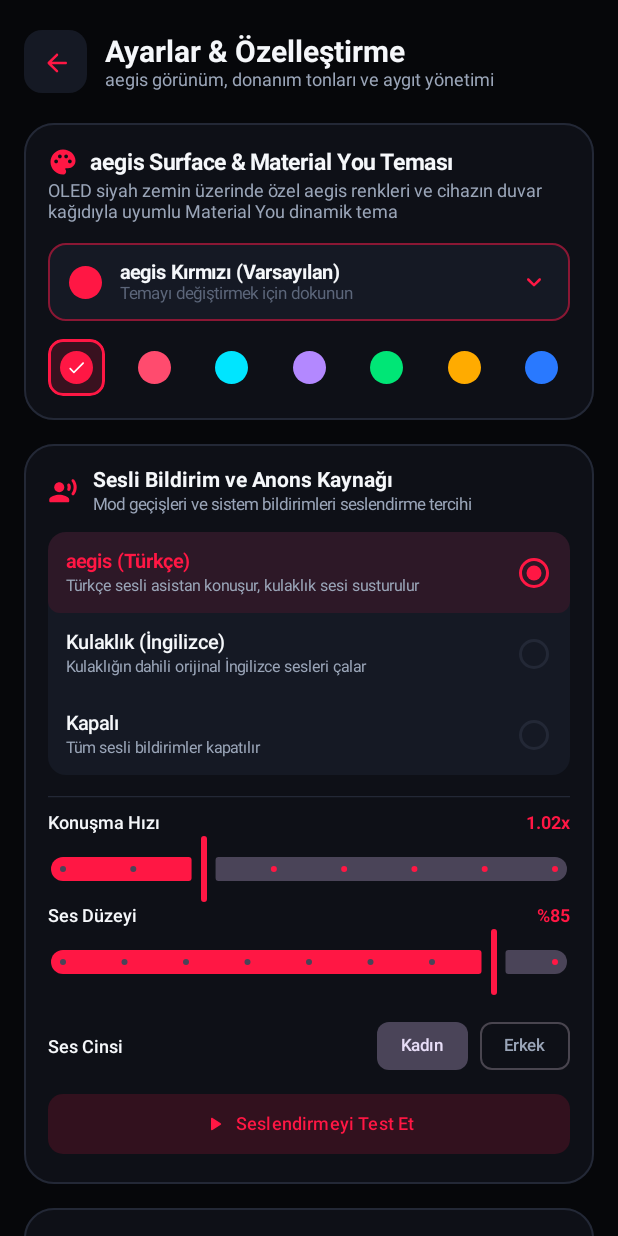
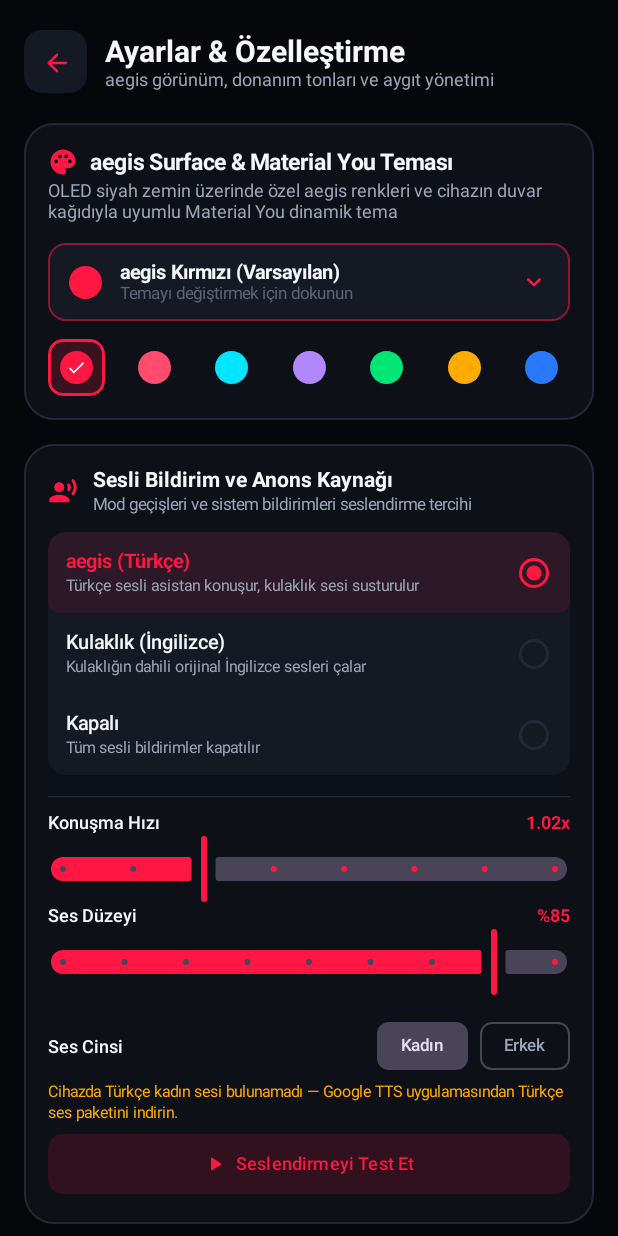
Before and after one commit to MrSpy00/QCYbutMOD, an Android app built with Jetpack Compose: the SettingsScreen screen opened through its navigation route, after a tap on "Kadın", on a phone screen of 412 x 824 dp. Run offline under Robolectric (Android 15) with nearby library versions, the phone set to English and light mode, and no system bars.

Commit message:
feat: female voice inventory check + settings warning, aegislogger voice log

```diff
--- a/app/src/main/java/com/aegissoft/qcybutmod/core/audio/AegisVoiceAssistant.kt
+++ b/app/src/main/java/com/aegissoft/qcybutmod/core/audio/AegisVoiceAssistant.kt
@@ -11,6 +11,7 @@ import android.os.Looper
 import android.speech.tts.TextToSpeech
 import android.speech.tts.UtteranceProgressListener
 import android.util.Log
+import com.aegissoft.qcybutmod.core.utils.AegisLogger
 import java.util.Locale
 
 class AegisVoiceAssistant private constructor(private val context: Context) : TextToSpeech.OnInitListener {
@@ -32,6 +33,7 @@ class AegisVoiceAssistant private constructor(private val context: Context) : Te
     private var isReady = false
     private var trSelectedVoice: android.speech.tts.Voice? = null
     private var phoneRouteUtteranceId: String? = null
+    private var voiceInventoryLogged = false
 
     // Debounce guard to prevent speaking the exact same phrase within 1500ms
     private var lastSpokenText: String = ""
@@ -122,6 +124,14 @@ class AegisVoiceAssistant private constructor(private val context: Context) : Te
     private fun selectTurkishVoice() {
         try {
             val trVoices = tts?.voices?.filter { it.locale.language == "tr" } ?: emptyList()
+            if (!voiceInventoryLogged) {
+                voiceInventoryLogged = true
+                AegisLogger.i(
+                    TAG,
+                    "Turkish voice inventory (${trVoices.size}): " +
+                        trVoices.joinToString { "${it.name} quality=${it.quality}" }
+                )
+            }
             val gender = VoiceSettings.getVoiceGender(context)
             val pickedName = VoiceGenderResolver.pickVoiceName(
                 trVoices.map { VoiceInfo(it.name, it.quality) },
@@ -133,13 +143,18 @@ class AegisVoiceAssistant private constructor(private val context: Context) : Te
             if (best != null) {
                 tts?.voice = best
                 trSelectedVoice = best
-                Log.i(TAG, "Turkish voice selected: ${best.name} quality=${best.quality} network=${best.isNetworkConnectionRequired}")
+                AegisLogger.i(TAG, "Turkish voice selected: ${best.name} quality=${best.quality} network=${best.isNetworkConnectionRequired}")
             } else {
-                Log.i(TAG, "No explicit Turkish voice exposed by engine, keeping language default")
+                AegisLogger.i(TAG, "No explicit Turkish voice exposed by engine, keeping language default")
             }
         } catch (e: Exception) {
             Log.w(TAG, "Turkish voice selection failed", e)
         }
+    }
+
+    fun hasFemaleTurkishVoice(): Boolean {
+        val trVoices = tts?.voices?.filter { it.locale.language == "tr" } ?: emptyList()
+        return VoiceGenderResolver.hasFemaleCandidate(trVoices.map { VoiceInfo(it.name, it.quality) })
     }
 
     private fun requestFocus() {
--- a/app/src/main/java/com/aegissoft/qcybutmod/core/audio/VoiceGenderResolver.kt
+++ b/app/src/main/java/com/aegissoft/qcybutmod/core/audio/VoiceGenderResolver.kt
@@ -10,6 +10,9 @@ object VoiceGenderResolver {
     // so the literal "female" substring never appears in those engine voice ids.
     private fun VoiceInfo.isFemaleCoded(): Boolean =
         name.contains("female", ignoreCase = true) || name.contains("trf", ignoreCase = true)
+
+    fun hasFemaleCandidate(candidates: List<VoiceInfo>): Boolean =
+        candidates.any { it.isFemaleCoded() }
 
     /** Highest-quality female-coded voice, else highest-quality overall; null only when empty. */
     fun pickVoiceName(candidates: List<VoiceInfo>, gender: String): String? {
--- a/app/src/main/java/com/aegissoft/qcybutmod/ui/screens/SettingsScreen.kt
+++ b/app/src/main/java/com/aegissoft/qcybutmod/ui/screens/SettingsScreen.kt
@@ -475,6 +475,15 @@ fun SettingsScreen(
                                     label = { Text("Erkek", fontSize = 11.sp) }
                                 )
                             }
+                        }
+
+                        if (!voiceAssistant.hasFemaleTurkishVoice()) {
+                            Text(
+                                text = "Cihazda Türkçe kadın sesi bulunamadı — Google TTS uygulamasından Türkçe ses paketini indirin.",
+                                color = WarningAmber,
+                                fontSize = 10.5.sp,
+                                lineHeight = 14.sp
+                            )
                         }
 
                         Spacer(modifier = Modifier.height(4.dp))
```
Also changed, not shown: 1 other file.
